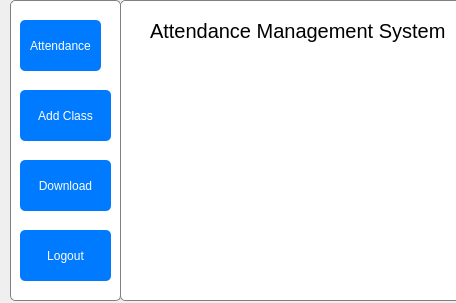
This is attendance.ui in poshan12635/project as Qt 5 draws it before an edit. The edited form follows.
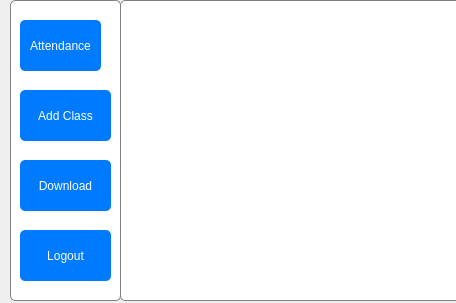
This is the edited form. Icons and pictures are not drawn.

The edit to the form file:
```diff
--- a/attendance.ui
+++ b/attendance.ui
@@ -169,23 +169,6 @@
    <property name="title">
     <string/>
    </property>
-   <widget class="QLabel" name="label">
-    <property name="geometry">
-     <rect>
-      <x>20</x>
-      <y>10</y>
-      <width>311</width>
-      <height>41</height>
-     </rect>
-    </property>
-    <property name="styleSheet">
-     <string notr="true">QLabel{
-font-size:20px;}</string>
-    </property>
-    <property name="text">
-     <string>Attendance Management System</string>
-    </property>
-   </widget>
   </widget>
  </widget>
  <resources/>
```
